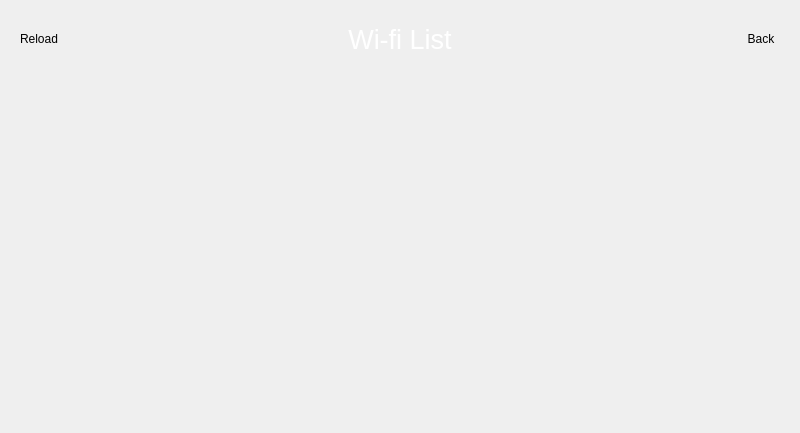
Before: the Qt Designer form BlocksScreen/lib/ui/wifiConnectivityWindow.ui in BlocksTechnology/BlocksScreen, drawn with Qt 5.
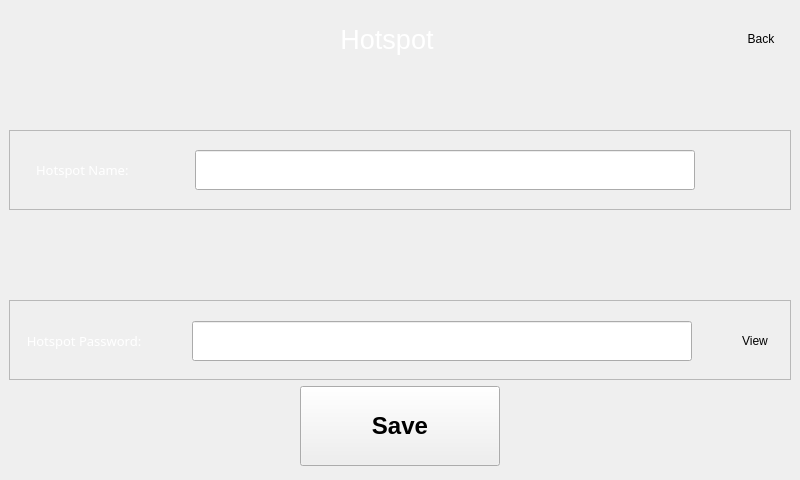
After: the same form once the commit is applied. The open tabs and pages were chosen to show the change. Icons and pictures are not drawn. Custom widgets are drawn as their Qt base class.

The edit to the form file:
```diff
--- a/BlocksScreen/lib/ui/wifiConnectivityWindow.ui
+++ b/BlocksScreen/lib/ui/wifiConnectivityWindow.ui
@@ -7,7 +7,7 @@
     <x>0</x>
     <y>0</y>
     <width>800</width>
-    <height>433</height>
+    <height>480</height>
    </rect>
   </property>
   <property name="sizePolicy">
@@ -540,7 +540,7 @@
     </item>
    </layout>
   </widget>
-  <widget class="QWidget" name="wifi_page">
+  <widget class="QWidget" name="network_list_page">
    <layout class="QVBoxLayout" name="verticalLayout_9">
     <item>
      <layout class="QHBoxLayout" name="wp_header_layout">
@@ -685,202 +685,7 @@
      </layout>
     </item>
     <item>
-     <layout class="QVBoxLayout" name="wp_content_layout">
-      <item>
-       <widget class="QListWidget" name="network_list_widget">
-        <property name="palette">
-         <palette>
-          <active>
-           <colorrole role="Button">
-            <brush brushstyle="SolidPattern">
-             <color alpha="0">
-              <red>0</red>
-              <green>0</green>
-              <blue>0</blue>
-             </color>
-            </brush>
-           </colorrole>
-           <colorrole role="Base">
-            <brush brushstyle="NoBrush">
-             <color alpha="255">
-              <red>0</red>
-              <green>0</green>
-              <blue>0</blue>
-             </color>
-            </brush>
-           </colorrole>
-           <colorrole role="Window">
-            <brush brushstyle="SolidPattern">
-             <color alpha="0">
-              <red>0</red>
-              <green>0</green>
-              <blue>0</blue>
-             </color>
-            </brush>
-           </colorrole>
-           <colorrole role="Highlight">
-            <brush brushstyle="SolidPattern">
-             <color alpha="0">
-              <red>0</red>
-              <green>120</green>
-              <blue>215</blue>
-             </color>
-            </brush>
-           </colorrole>
-           <colorrole role="Link">
-            <brush brushstyle="SolidPattern">
-             <color alpha="0">
-              <red>0</red>
-              <green>0</green>
-              <blue>255</blue>
-             </color>
-            </brush>
-           </colorrole>
-          </active>
-          <inactive>
-           <colorrole role="Button">
-            <brush brushstyle="SolidPattern">
-             <color alpha="0">
-              <red>0</red>
-              <green>0</green>
-              <blue>0</blue>
-             </color>
-            </brush>
-           </colorrole>
-           <colorrole role="Base">
-            <brush brushstyle="NoBrush">
-             <color alpha="255">
-              <red>0</red>
-              <green>0</green>
-              <blue>0</blue>
-             </color>
-            </brush>
-           </colorrole>
-           <colorrole role="Window">
-            <brush brushstyle="SolidPattern">
-             <color alpha="0">
-              <red>0</red>
-              <green>0</green>
-              <blue>0</blue>
-             </color>
-            </brush>
-           </colorrole>
-           <colorrole role="Highlight">
-            <brush brushstyle="SolidPattern">
-             <color alpha="0">
-              <red>0</red>
-              <green>120</green>
-              <blue>215</blue>
-             </color>
-            </brush>
-           </colorrole>
-           <colorrole role="Link">
-            <brush brushstyle="SolidPattern">
-             <color alpha="0">
-              <red>0</red>
-              <green>0</green>
-              <blue>255</blue>
-             </color>
-            </brush>
-           </colorrole>
-          </inactive>
-          <disabled>
-           <colorrole role="Button">
-            <brush brushstyle="SolidPattern">
-             <color alpha="0">
-              <red>0</red>
-              <green>0</green>
-              <blue>0</blue>
-             </color>
-            </brush>
-           </colorrole>
-           <colorrole role="Base">
-            <brush brushstyle="NoBrush">
-             <color alpha="255">
-              <red>0</red>
-              <green>0</green>
-              <blue>0</blue>
-             </color>
-            </brush>
-           </colorrole>
-           <colorrole role="Window">
-            <brush brushstyle="SolidPattern">
-             <color alpha="0">
-              <red>0</red>
-              <green>0</green>
-              <blue>0</blue>
-             </color>
-            </brush>
-           </colorrole>
-           <colorrole role="Highlight">
-            <brush brushstyle="SolidPattern">
-             <color alpha="0">
-              <red>0</red>
-              <green>120</green>
-              <blue>215</blue>
-             </color>
-            </brush>
-           </colorrole>
-           <colorrole role="Link">
-            <brush brushstyle="SolidPattern">
-             <color alpha="0">
-              <red>0</red>
-              <green>0</green>
-              <blue>255</blue>
-             </color>
-            </brush>
-           </colorrole>
-          </disabled>
-         </palette>
-        </property>
-        <property name="focusPolicy">
-         <enum>Qt::NoFocus</enum>
-        </property>
-        <property name="styleSheet">
-         <string notr="true">background-color:transparent</string>
-        </property>
-        <property name="frameShape">
-         <enum>QFrame::NoFrame</enum>
-        </property>
-        <property name="frameShadow">
-         <enum>QFrame::Sunken</enum>
-        </property>
-        <property name="verticalScrollBarPolicy">
-         <enum>Qt::ScrollBarAlwaysOff</enum>
-        </property>
-        <property name="horizontalScrollBarPolicy">
-         <enum>Qt::ScrollBarAlwaysOff</enum>
-        </property>
-        <property name="sizeAdjustPolicy">
-         <enum>QAbstractScrollArea::AdjustToContents</enum>
-        </property>
-        <property name="autoScroll">
-         <bool>false</bool>
-        </property>
-        <property name="showDropIndicator" stdset="0">
-         <bool>false</bool>
-        </property>
-        <property name="defaultDropAction">
-         <enum>Qt::IgnoreAction</enum>
-        </property>
-        <property name="alternatingRowColors">
-         <bool>false</bool>
-        </property>
-        <property name="selectionMode">
-         <enum>QAbstractItemView::NoSelection</enum>
-        </property>
-        <property name="selectionBehavior">
-         <enum>QAbstractItemView::SelectItems</enum>
-        </property>
-        <property name="verticalScrollMode">
-         <enum>QAbstractItemView::ScrollPerPixel</enum>
-        </property>
-        <property name="horizontalScrollMode">
-         <enum>QAbstractItemView::ScrollPerPixel</enum>
-        </property>
-       </widget>
-      </item>
-     </layout>
+     <layout class="QVBoxLayout" name="nl_content_layout"/>
     </item>
    </layout>
   </widget>
@@ -1962,7 +1767,7 @@
         </property>
         <property name="sizeHint" stdset="0">
          <size>
-          <width>60</width>
+          <width>40</width>
           <height>20</height>
          </size>
         </property>
@@ -2081,7 +1886,13 @@
      </layout>
     </item>
     <item>
-     <layout class="QVBoxLayout" name="verticalLayout_8">
+     <layout class="QVBoxLayout" name="hotspot_page_content_layout">
+      <property name="topMargin">
+       <number>5</number>
+      </property>
+      <property name="bottomMargin">
+       <number>5</number>
+      </property>
       <item>
        <spacer name="verticalSpacer_6">
         <property name="orientation">
@@ -2826,21 +2637,34 @@
         </widget>
        </widget>
       </item>
-      <item>
-       <spacer name="verticalSpacer_4">
-        <property name="orientation">
-         <enum>Qt::Vertical</enum>
+      <item alignment="Qt::AlignHCenter|Qt::AlignVCenter">
+       <widget class="BlocksCustomButton" name="hotspot_change_confirm">
+        <property name="minimumSize">
+         <size>
+          <width>200</width>
+          <height>80</height>
+         </size>
         </property>
-        <property name="sizeType">
-         <enum>QSizePolicy::Minimum</enum>
-        </property>
-        <property name="sizeHint" stdset="0">
+        <property name="maximumSize">
          <size>
-          <width>773</width>
-          <height>129</height>
+          <width>250</width>
+          <height>100</height>
          </size>
         </property>
-       </spacer>
+        <property name="font">
+         <font>
+          <pointsize>18</pointsize>
+          <weight>75</weight>
+          <bold>true</bold>
+         </font>
+        </property>
+        <property name="text">
+         <string>Save</string>
+        </property>
+        <property name="icon_pixmap" stdset="0">
+         <pixmap resource="resources/icon_resources.qrc">:/ui/media/btn_icons/save.svg</pixmap>
+        </property>
+       </widget>
       </item>
      </layout>
     </item>
@@ -2869,6 +2693,11 @@
    <header location="global">lib.utils.blocks_frame</header>
    <container>1</container>
   </customwidget>
+  <customwidget>
+   <class>BlocksCustomButton</class>
+   <extends>QPushButton</extends>
+   <header location="global">lib.utils.blocks_button</header>
+  </customwidget>
  </customwidgets>
  <resources>
   <include location="resources/background_resources.qrc"/>
```
Left out of the diff: 161 changed lines with no effect on the pictures. Lines whose indentation alone changed are shown as unchanged.
